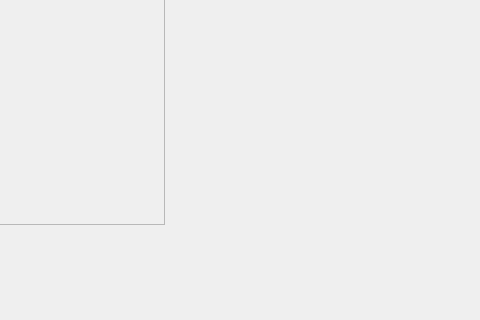
Before: the Qt Designer form geyetracker.ui in hirikesh/gorgoneye, drawn with Qt 5; both pictures show x 480 to 960 and y 260 to 580 of the 960 by 580 pixel window.
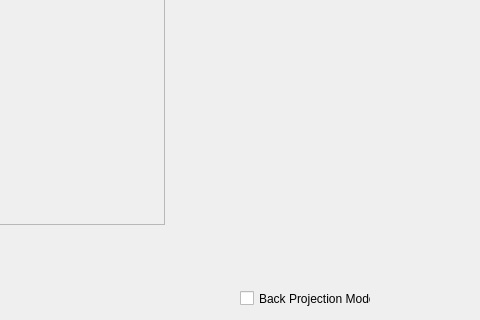
After: the same form once the commit is applied.

Commit message: >> changed some function arguments to accept references of variables >> removed sat/val images from the detector class as they are used for debugging purposes rather than general operation >> added checkbox to UI and fixed glitches in the spinbox/slider values

Diff of the .ui file:
```diff
--- a/geyetracker.ui
+++ b/geyetracker.ui
@@ -125,7 +125,7 @@
     </item>
    </layout>
   </widget>
-  <widget class="QWidget" name="">
+  <widget class="QWidget" name="layoutWidget">
    <property name="geometry">
     <rect>
      <x>680</x>
@@ -262,6 +262,19 @@
     </item>
    </layout>
   </widget>
+  <widget class="QCheckBox" name="backProjChkBox">
+   <property name="geometry">
+    <rect>
+     <x>720</x>
+     <y>550</y>
+     <width>131</width>
+     <height>17</height>
+    </rect>
+   </property>
+   <property name="text">
+    <string>Back Projection Mode</string>
+   </property>
+  </widget>
  </widget>
  <resources/>
  <connections/>
```
The commit also changes 4 other files.
